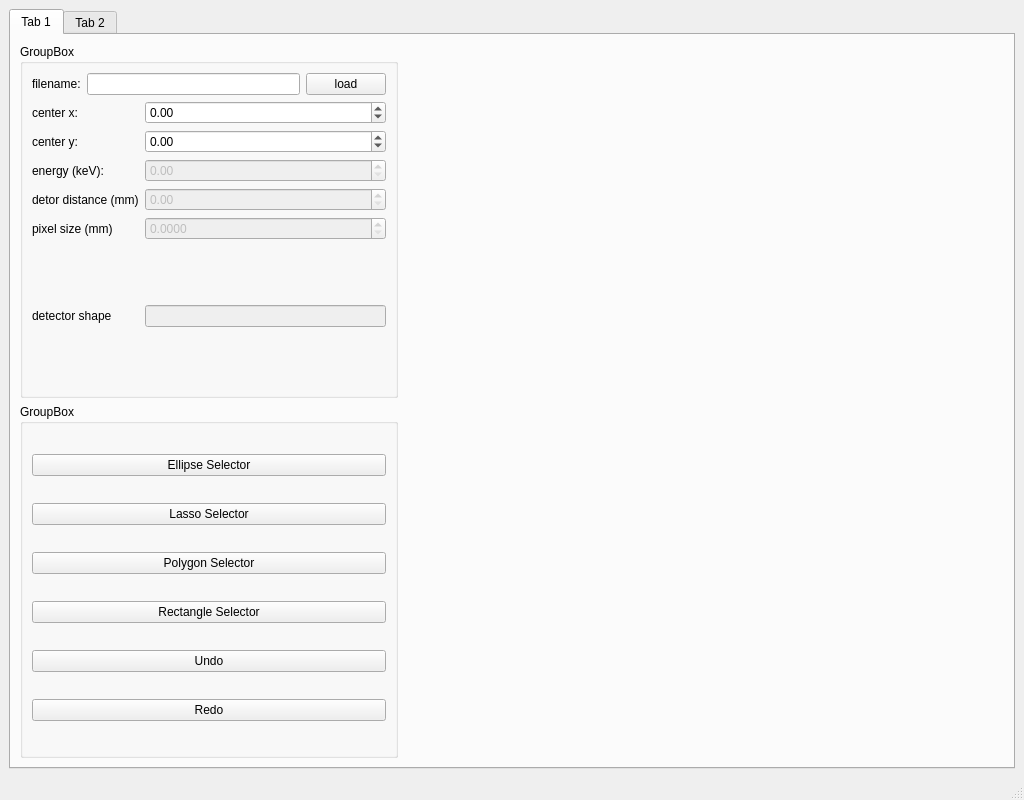
Old version of the form ui/mask.ui in the repository AZjk/simple-mask.
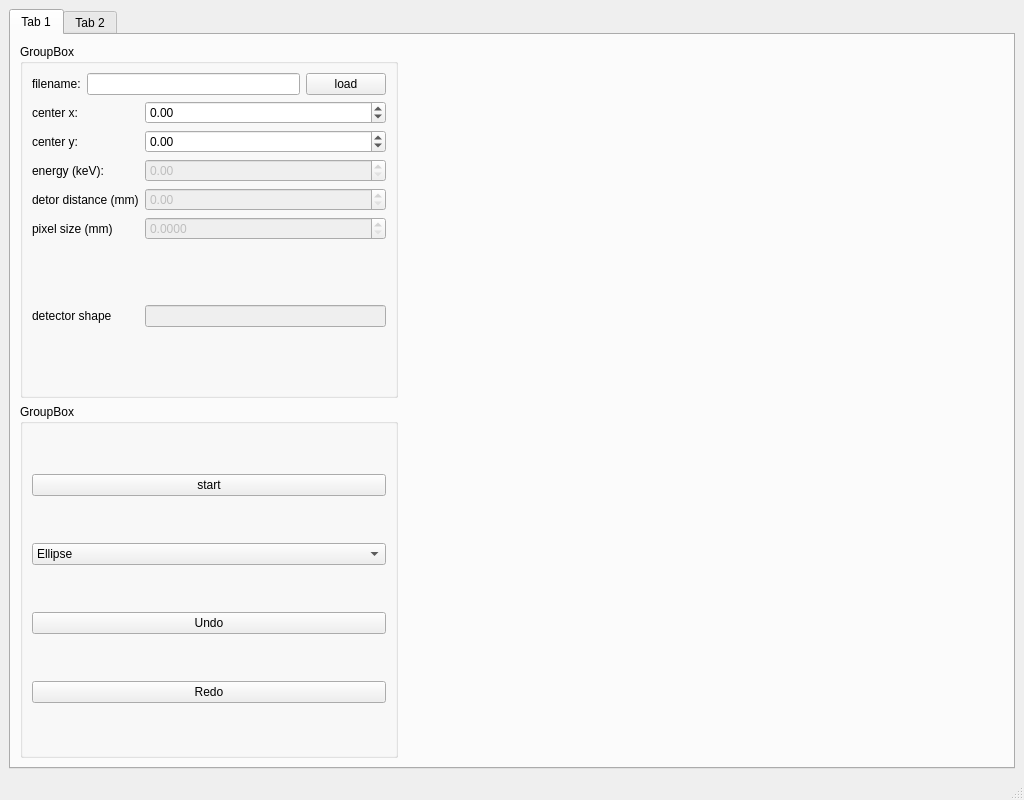
New version of the form. Custom widgets are drawn as their Qt base class.

Patch:
```diff
--- a/ui/mask.ui
+++ b/ui/mask.ui
@@ -179,51 +179,51 @@
            <string>GroupBox</string>
           </property>
           <layout class="QGridLayout" name="gridLayout_4">
-           <item row="0" column="0">
-            <widget class="QPushButton" name="btn_ellipse">
-             <property name="enabled">
-              <bool>true</bool>
-             </property>
-             <property name="text">
-              <string>Ellipse Selector</string>
-             </property>
-            </widget>
-           </item>
-           <item row="1" column="0">
-            <widget class="QPushButton" name="btn_lasso">
-             <property name="text">
-              <string>Lasso Selector</string>
-             </property>
-            </widget>
-           </item>
            <item row="2" column="0">
-            <widget class="QPushButton" name="btn_polygon">
-             <property name="text">
-              <string>Polygon Selector</string>
-             </property>
-            </widget>
-           </item>
-           <item row="3" column="0">
-            <widget class="QPushButton" name="btn_retangle">
-             <property name="text">
-              <string>Rectangle Selector</string>
-             </property>
-            </widget>
-           </item>
-           <item row="4" column="0">
             <widget class="QPushButton" name="btn_undo">
              <property name="text">
               <string>Undo</string>
              </property>
             </widget>
            </item>
-           <item row="5" column="0">
+           <item row="3" column="0">
             <widget class="QPushButton" name="btn_redo">
              <property name="text">
               <string>Redo</string>
              </property>
             </widget>
            </item>
+           <item row="0" column="0">
+            <widget class="QPushButton" name="btn_select">
+             <property name="text">
+              <string>start</string>
+             </property>
+            </widget>
+           </item>
+           <item row="1" column="0">
+            <widget class="QComboBox" name="cb_selector_type">
+             <item>
+              <property name="text">
+               <string>Ellipse</string>
+              </property>
+             </item>
+             <item>
+              <property name="text">
+               <string>Polygon</string>
+              </property>
+             </item>
+             <item>
+              <property name="text">
+               <string>Lasso</string>
+              </property>
+             </item>
+             <item>
+              <property name="text">
+               <string>Rectangle</string>
+              </property>
+             </item>
+            </widget>
+           </item>
           </layout>
          </widget>
         </item>
```
Left out of the diff: 17 changed lines with no effect on the pictures.
